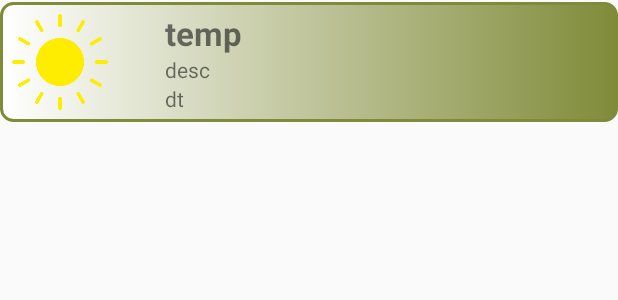
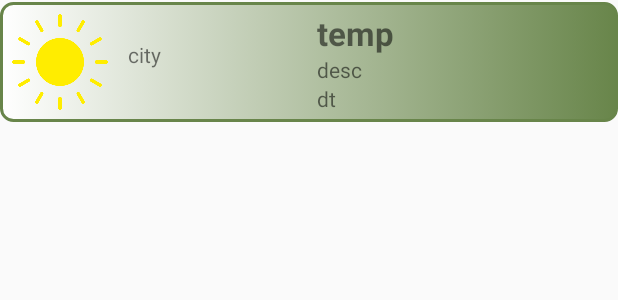
Before and after one commit to DanielMroczkowski/pam-2018-e5c1s1-pogodaapp, an Android app: the layout weather_item.xml on its own in the app's theme, with its tools: preview values and no code run, on a phone screen of 412 x 824 dp. Shown: the top 300 px of the screen. Run offline under Robolectric (Android 15) with nearby library versions, the light colour scheme and no system bars; network calls fail.

Commit message:
Poprawa pogody długoterminowej

```diff
--- a/app/src/main/java/pl/parzych_demianiuk/pogodaapp/longTerm/Manager.java
+++ b/app/src/main/java/pl/parzych_demianiuk/pogodaapp/longTerm/Manager.java
@@ -106,12 +106,14 @@ public class Manager extends AppCompatActivity {
         ArrayList arrayList = new ArrayList();
 
         JSONArray list = json.getJSONArray("list");
+        JSONObject cityobj = json.getJSONObject("city");
 
 
         for(int i=0;i<list.length();i++){
 
             DateTime dateTime = new DateTime();
             JSONObject dtItem = list.getJSONObject(i);
+            dateTime.city = cityobj.getString("name");
 
             dateTime.date = dtItem.getString("dt_txt");
 
--- a/app/src/main/res/drawable/background_day_1.xml
+++ b/app/src/main/res/drawable/background_day_1.xml
@@ -4,12 +4,12 @@
     <item>
         <shape>
             <gradient
-                android:startColor="#808B39"
+                android:startColor="#68854a"
                 android:endColor="#ffffff"
                 android:angle="180" />
             <stroke
                 android:width="2dp"
-                android:color="#808B39" />
+                android:color="#68854a" />
             <corners
                 android:radius="8dp" />
             <padding
--- a/app/src/main/res/layout/weather_item.xml
+++ b/app/src/main/res/layout/weather_item.xml
@@ -1,12 +1,14 @@
 <?xml version="1.0" encoding="utf-8"?>
+
+
 
 
     <LinearLayout xmlns:android="http://schemas.android.com/apk/res/android"
     xmlns:app="http://schemas.android.com/apk/res-auto"
     xmlns:tools="http://schemas.android.com/tools"
         android:id="@+id/weatherLayout"
+        android:layout_marginBottom="1dp"
         android:layout_marginTop="1dp"
-        android:layout_marginBottom="3dp"
         android:layout_width="match_parent"
         android:layout_height="wrap_content"
         android:orientation="horizontal"
@@ -42,6 +44,14 @@
         </RelativeLayout>
 
     </LinearLayout>
+
+    <TextView
+        android:id="@+id/cityText"
+        android:layout_width="41dp"
+        android:layout_height="29dp"
+        android:layout_marginLeft="5dp"
+        android:layout_weight="1"
+        android:text="city" />
 
     <LinearLayout
         android:layout_width="5dp"
@@ -79,4 +89,4 @@
 
     </LinearLayout>
 
-    </LinearLayout>
+</LinearLayout>
```
Also changed, not shown: app/src/main/java/pl/parzych_demianiuk/pogodaapp/longTerm/Dates.java (deleted, +0 -50 lines), app/src/main/java/pl/parzych_demianiuk/pogodaapp/longTerm/LongTermActivity.java (+3 -5 lines), app/src/main/java/pl/parzych_demianiuk/pogodaapp/longTerm/WeatherActivityFragment.java (+0 -9 lines), app/src/main/java/pl/parzych_demianiuk/pogodaapp/longTerm/WeatherAdapter.java (+7 -17 lines), app/src/main/res/drawable/background_day_2.xml (deleted, +0 -22 lines).
